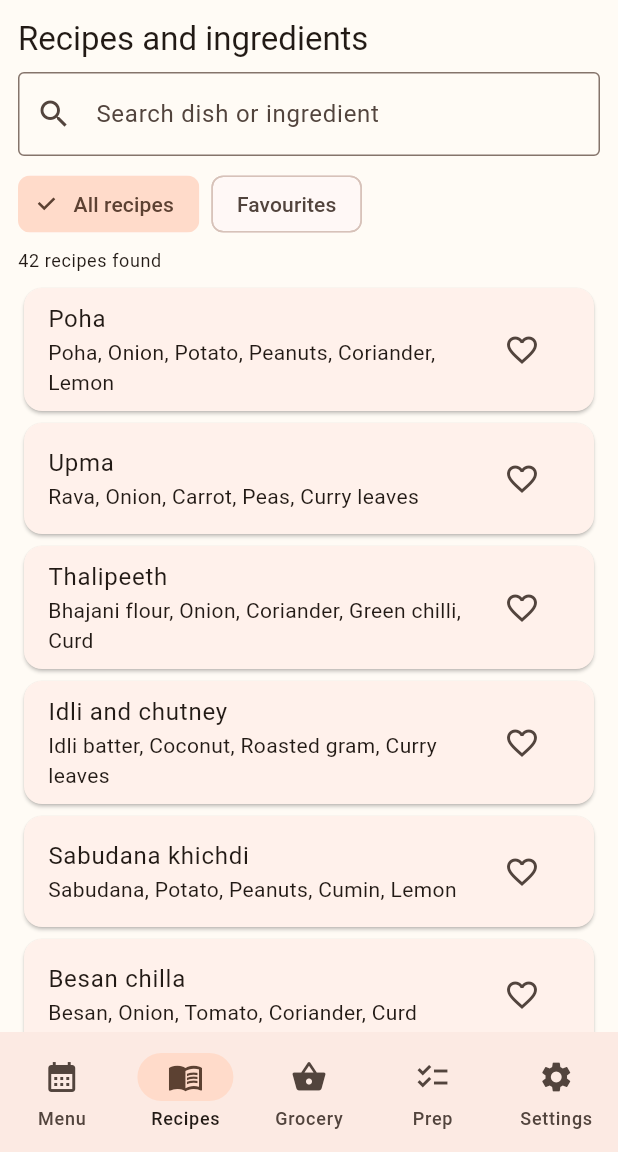
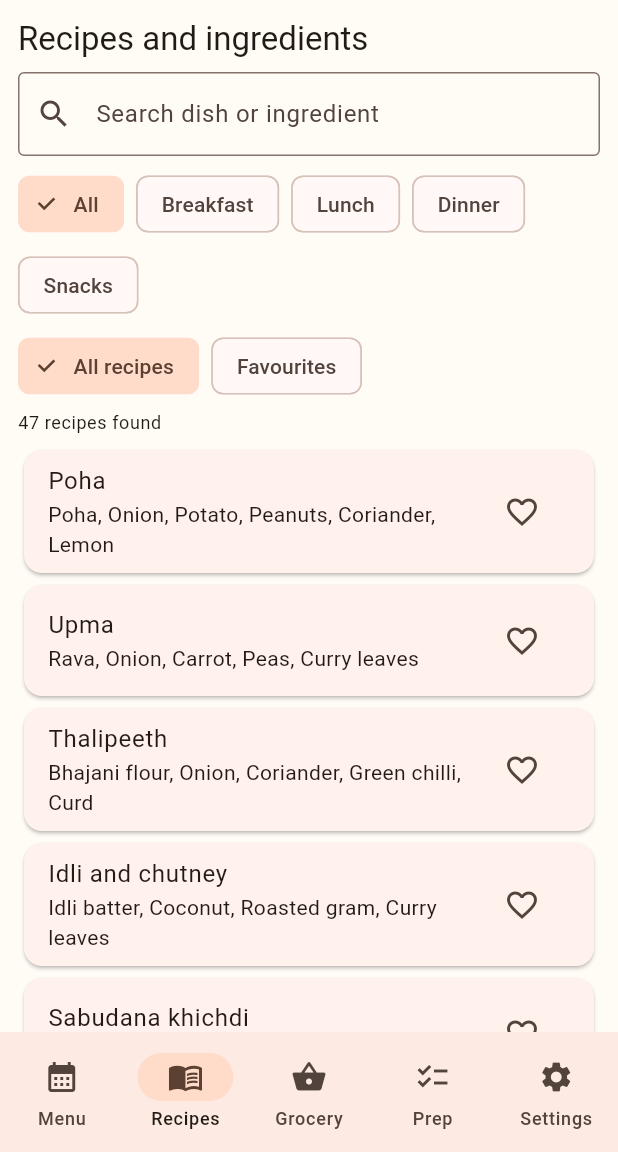
Before and after one commit to rohanrm18/365-days-home-food-menu, a Flutter app: the screen it shows after launch, item 2 of the bottom bar chosen, on a phone screen of 412 x 824 dp, the part 84-1236 px from its top. Run offline on Flutter 3.47's test engine with Material 3 defaults, Android fonts, the phone set to English and light mode, and no system bars; our stand-ins replace flutter_local_notifications, shared_preferences, timezone; network calls fail.

Commit message:
Add recipe categories and snack recipes

```diff
--- a/lib/main.dart
+++ b/lib/main.dart
@@ -465,23 +465,38 @@ class FestivalMenuCard extends StatelessWidget {
   }
 }
 
+const snacks = <Meal>[
+  Meal('Kanda bhaji','कांदा भजी',['Onion','Besan','Rice flour','Chilli powder','Oil'],'Slice onions; mix with flour and spices just before frying.'),
+  Meal('Dhokla','ढोकळा',['Besan','Curd','Lemon','Mustard seeds','Curry leaves'],'Prepare batter and keep steamer ready.'),
+  Meal('Bhel puri','भेळपुरी',['Puffed rice','Onion','Tomato','Potato','Chutneys','Coriander'],'Chop vegetables; mix just before serving to keep it crisp.'),
+  Meal('Roasted masala makhana','मसाला मखाणा',['Makhana','Ghee','Turmeric','Chilli powder','Salt'],'Keep makhana and spices ready; roast shortly before serving.'),
+  Meal('Vegetable cutlet','भाजी कटलेट',['Potato','Carrot','Peas','Bread crumbs','Spices'],'Boil and mash vegetables; shape cutlets and refrigerate until cooking.'),
+];
 class RecipesPage extends StatefulWidget {
   const RecipesPage({super.key});
   @override State<RecipesPage> createState() => _RecipesPageState();
 }
 class _RecipesPageState extends State<RecipesPage> {
   bool favouritesOnly = false;
+  String selectedCategory = 'All';
   final TextEditingController searchController = TextEditingController();
   @override void dispose() { searchController.dispose(); super.dispose(); }
   @override Widget build(BuildContext context) {
     final mr=AppStore.marathi;
     final query=searchController.text.trim().toLowerCase();
-    final all=[...breakfasts,...lunches,...dinners].toSet().toList();
+    final all=[...breakfasts,...lunches,...dinners,...snacks].toSet().toList();
     final visible=all.where((meal) {
       final favouriteMatch=!favouritesOnly||AppStore.favourites.contains(meal.en);
       final searchMatch=query.isEmpty||meal.en.toLowerCase().contains(query)||meal.mr.toLowerCase().contains(query)||meal.ingredients.any((item)=>item.toLowerCase().contains(query));
-      return favouriteMatch&&searchMatch;
+      final categoryMatch=selectedCategory=='All'||
+        (selectedCategory=='Breakfast'&&breakfasts.contains(meal))||
+        (selectedCategory=='Lunch'&&lunches.contains(meal))||
+        (selectedCategory=='Dinner'&&dinners.contains(meal))||
+        (selectedCategory=='Snacks'&&snacks.contains(meal));
+      return favouriteMatch&&searchMatch&&categoryMatch;
     }).toList();
+    final categories=<String>['All','Breakfast','Lunch','Dinner','Snacks'];
+    final categoryMr=<String,String>{'All':'सर्व','Breakfast':'नाश्ता','Lunch':'दुपारचे जेवण','Dinner':'रात्रीचे जेवण','Snacks':'खाऊ'};
     return ListView(padding:const EdgeInsets.all(12),children:[
       Text(mr?'पाककृती आणि साहित्य':'Recipes and ingredients',style:Theme.of(context).textTheme.titleLarge),
       const SizedBox(height:8),
@@ -496,12 +511,20 @@ class _RecipesPageState extends State<RecipesPage> {
         ),
       ),
       const SizedBox(height:8),
+      Wrap(spacing:8,runSpacing:6,children:[
+        for(final category in categories) ChoiceChip(
+          label:Text(mr?categoryMr[category]!:category),
+          selected:selectedCategory==category,
+          onSelected:(_)=>setState(()=>selectedCategory=category),
+        ),
+      ]),
+      const SizedBox(height:6),
       Wrap(spacing:8,children:[
         ChoiceChip(label:Text(mr?'सर्व पाककृती':'All recipes'),selected:!favouritesOnly,onSelected:(_)=>setState(()=>favouritesOnly=false)),
         ChoiceChip(label:Text(mr?'आवडत्या पाककृती':'Favourites'),selected:favouritesOnly,onSelected:(_)=>setState(()=>favouritesOnly=true)),
       ]),
       Padding(padding:const EdgeInsets.symmetric(vertical:6),child:Text(mr?'एकूण '+visible.length.toString()+' पाककृती':visible.length.toString()+' recipes found',style:Theme.of(context).textTheme.bodySmall)),
-      if(visible.isEmpty) Padding(padding:const EdgeInsets.all(24),child:Center(child:Text(query.isNotEmpty?(mr?'या शोधासाठी पाककृती सापडली नाही':'No recipes match your search'):(mr?'अजून आवडती पाककृती निवडलेली नाही':'No favourite recipes yet. Tap the heart on a meal to save it.')))),
+      if(visible.isEmpty) Padding(padding:const EdgeInsets.all(24),child:Center(child:Text(query.isNotEmpty?(mr?'या शोधासाठी पाककृती सापडली नाही':'No recipes match your search'):(mr?'या विभागात पाककृती उपलब्ध नाहीत':'No recipes in this category yet.')))),
       for(final meal in visible) Card(child:ExpansionTile(
         key:ValueKey(meal.en),
         title:Text(meal.name(mr)),
```
